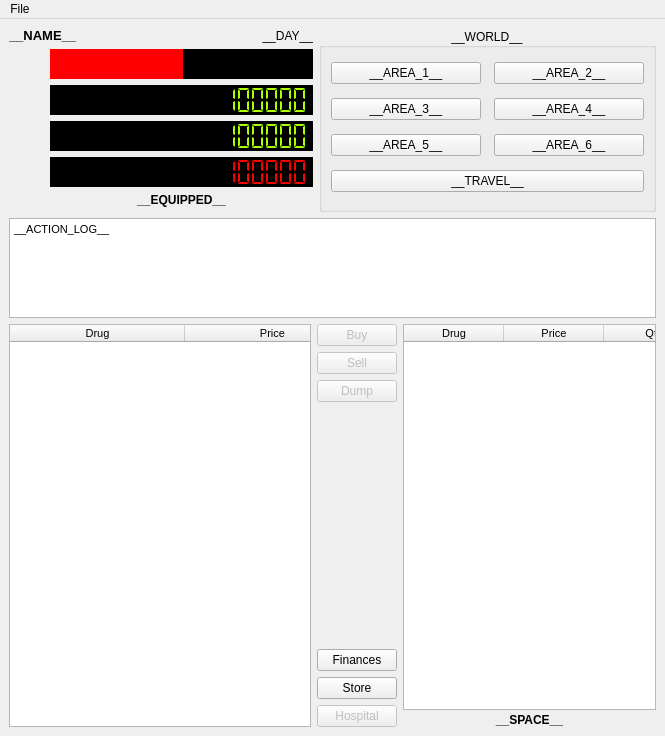
The window that dopewars/templates/main_window.ui (wizzomafizzo/dopewars) describes before a commit, drawn with Qt 5.
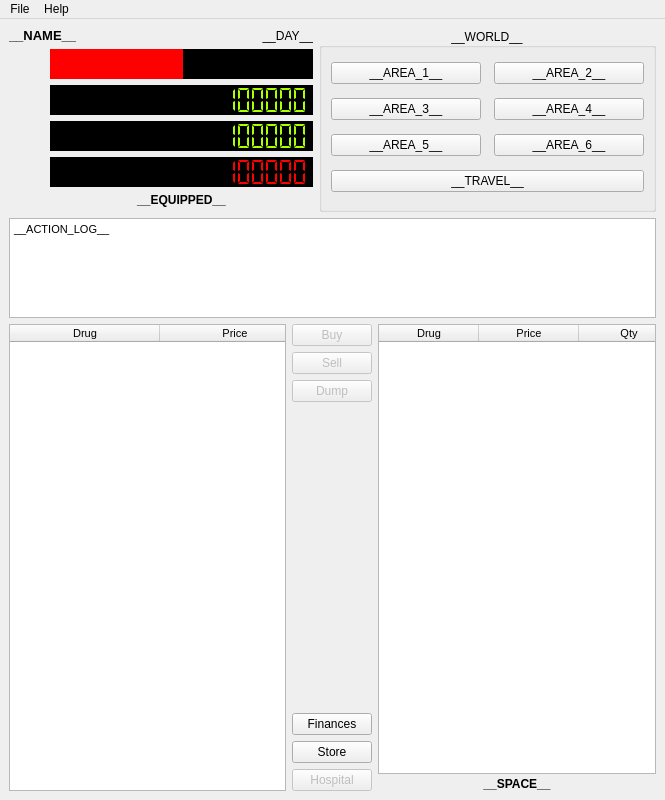
The same window after the commit. Icons and pictures are not drawn.

```diff
--- a/dopewars/templates/main_window.ui
+++ b/dopewars/templates/main_window.ui
@@ -7,7 +7,7 @@
     <x>0</x>
     <y>0</y>
     <width>665</width>
-    <height>736</height>
+    <height>800</height>
    </rect>
   </property>
   <property name="windowTitle">
@@ -488,7 +488,7 @@
          <bool>false</bool>
         </property>
         <attribute name="horizontalHeaderDefaultSectionSize">
-         <number>175</number>
+         <number>150</number>
         </attribute>
         <attribute name="horizontalHeaderHighlightSections">
          <bool>false</bool>
@@ -822,7 +822,14 @@
     <addaction name="separator"/>
     <addaction name="actionQuit"/>
    </widget>
+   <widget class="QMenu" name="menuHelp">
+    <property name="title">
+     <string>Help</string>
+    </property>
+    <addaction name="actionAbout"/>
+   </widget>
    <addaction name="menuFile"/>
+   <addaction name="menuHelp"/>
   </widget>
   <action name="actionNew_Game">
    <property name="text">
```
Left out of the diff: 17 changed lines with no effect on the pictures.
